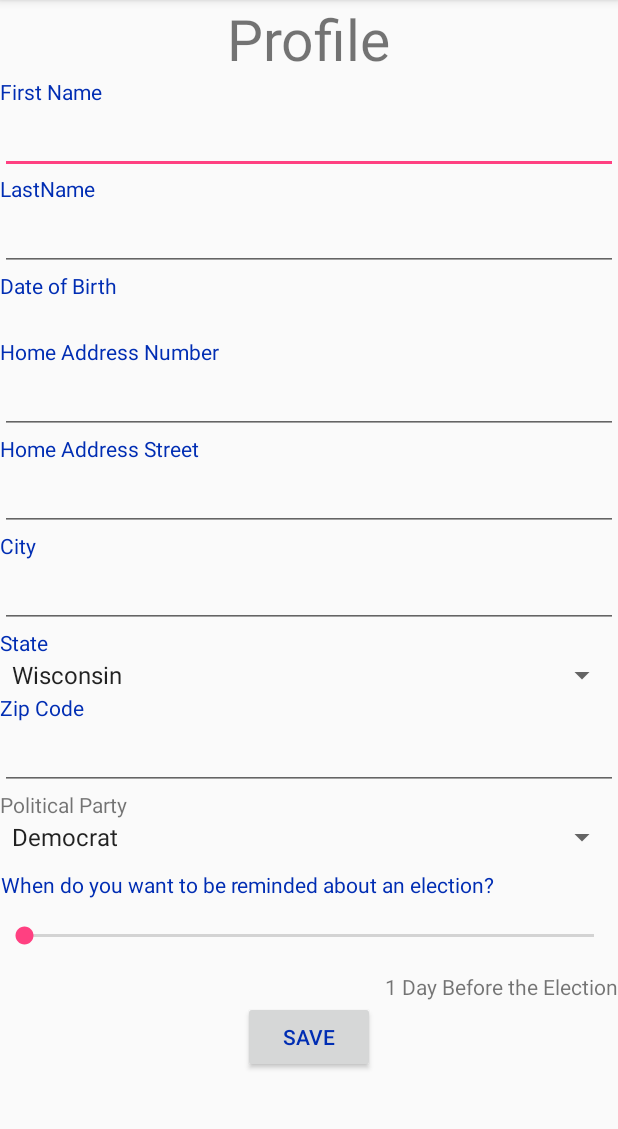
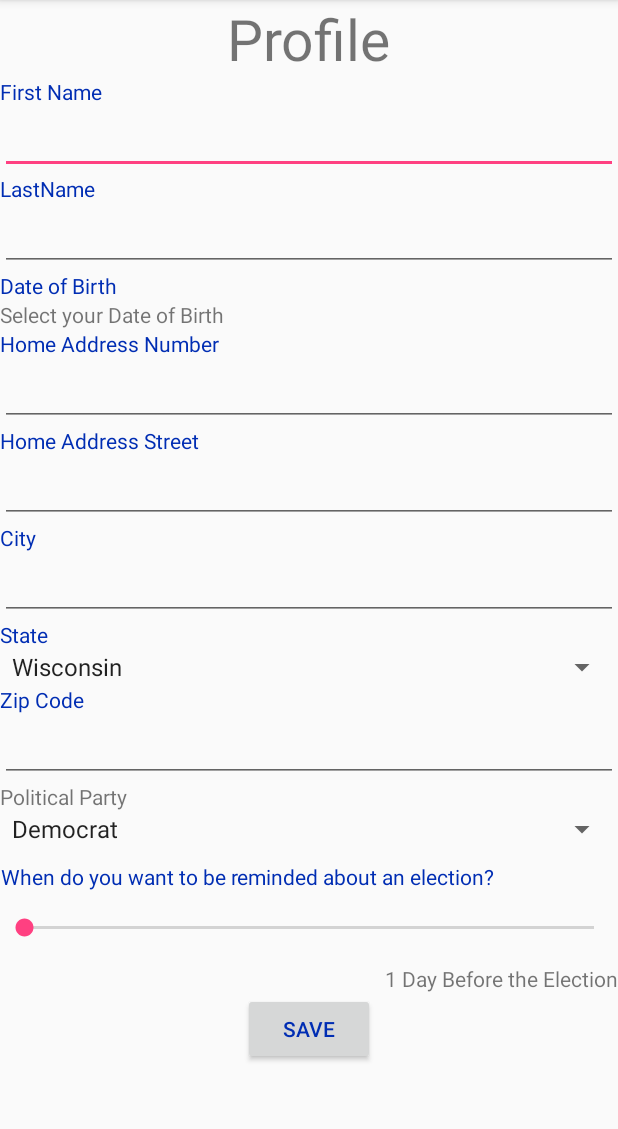
Before and after one commit to Phunkenstein/votair, an Android app: the fragment ProfileFragment shown on its own in the app's theme, on a phone screen of 412 x 824 dp, the part 84-1213 px from its top. Run offline under Robolectric (Android 15) with nearby library versions, the phone set to English and light mode, and no system bars; libraries missing offline, so code that uses them is left out: com.google.api.client; 2 statements that could not run were skipped.

Commit message:
Date Picker Dialog Spinner

```diff
--- a/app/src/main/java/com/montedigorno/votair/MainActivity.java
+++ b/app/src/main/java/com/montedigorno/votair/MainActivity.java
@@ -156,4 +156,9 @@ public class MainActivity extends AppCompatActivity {
             return null;
         }
     }
+
+    public void showDatePickerDialog(View v) {
+        DatePickerFragment newFragment = new DatePickerFragment();
+        newFragment.show(getSupportFragmentManager(), "datePicker");
+    }
 }
--- a/app/src/main/java/com/montedigorno/votair/ProfileFragment.java
+++ b/app/src/main/java/com/montedigorno/votair/ProfileFragment.java
@@ -1,5 +1,7 @@
 package com.montedigorno.votair;
 
+import android.app.Dialog;
+import android.app.DialogFragment;
 import android.content.Context;
 import android.content.SharedPreferences;
 import android.net.Uri;
@@ -223,6 +225,11 @@ public class ProfileFragment extends Fragment implements AdapterView.OnItemSelec
 
     }
 
+    public void showDatePickerDialog(View v) {
+        DatePickerFragment newFragment = new DatePickerFragment();
+        newFragment.show(getActivity().getSupportFragmentManager(), "datePicker");
+    }
+
     public class SaveProfileTask extends AsyncTask<ProfileModel, Void, Boolean> {
         private Request reqService = null;
 
@@ -300,7 +307,7 @@ public class ProfileFragment extends Fragment implements AdapterView.OnItemSelec
             profileModel = model;
             TextView firstName= (TextView)profView.findViewById(R.id.firstNameid);
             TextView lastName = (TextView)profView.findViewById(R.id.lastNameid);
-            TextView dateOfBirth = (TextView)profView.findViewById(R.id.dateOfBirthid);
+            TextView dateOfBirth = (TextView)profView.findViewById(R.id.dobID);
             TextView homeNo = (TextView)profView.findViewById(R.id.houseNumberId);
             TextView homeSt = (TextView)profView.findViewById(R.id.homeAddressStreetId);
 
--- a/app/src/main/res/layout/fragment_profile.xml
+++ b/app/src/main/res/layout/fragment_profile.xml
@@ -60,13 +60,12 @@
             android:textColor="#002db3"/>
 
         <TextView
-            android:layout_width="match_parent"
+            android:layout_width="wrap_content"
             android:layout_height="wrap_content"
-            android:inputType="date"
-            android:textAppearance="?android:attr/textAppearanceMedium"
-            android:ems="10"
-            android:id="@+id/dateOfBirthid"
-            android:layout_gravity="center_horizontal" />
+            android:textAppearance="?android:attr/textAppearanceSmall"
+            android:id="@+id/dobID"
+            android:text="Select your Date of Birth"
+            android:onClick="showDatePickerDialog"/>
 
         <TextView
             android:layout_width="wrap_content"
--- a/app/src/main/res/values-v21/styles.xml
+++ b/app/src/main/res/values-v21/styles.xml
@@ -6,4 +6,20 @@
         <item name="android:windowDrawsSystemBarBackgrounds">true</item>
         <item name="android:statusBarColor">@android:color/transparent</item>
     </style>
+
+    <style name="MyAppTheme" parent="android:Theme.Material">
+        <item name="android:dialogTheme">@style/MyDialogTheme</item>
+        <item name="android:datePickerStyle">@style/MyDatePicker</item>
+    </style>
+
+    <style name="MyDialogTheme" parent="android:Theme.Material.Dialog">
+        <item name="android:datePickerStyle">@style/MyDatePicker</item>
+    </style>
+
+    <style name="MyDatePicker">
+        <item name="android:datePickerMode">spinner</item>
+    </style>
+
+
+
 </resources>
--- a/app/src/main/res/values/styles.xml
+++ b/app/src/main/res/values/styles.xml
@@ -6,6 +6,8 @@
         <item name="colorPrimary">@color/colorPrimary</item>
         <item name="colorPrimaryDark">@color/colorPrimaryDark</item>
         <item name="colorAccent">@color/colorAccent</item>
+        <item name="android:dialogTheme">@style/MyDialogTheme</item>
+        <item name="android:datePickerStyle">@style/MyDatePicker</item>
     </style>
 
     <style name="AppTheme.NoActionBar">
@@ -17,4 +19,9 @@
 
     <style name="AppTheme.PopupOverlay" parent="ThemeOverlay.AppCompat.Light" />
 
+    <style name="MyDialogTheme">
+        <item name="android:datePickerStyle">@style/MyDatePicker</item>
+    </style>
+
+
 </resources>
```
Also changed, not shown: app/src/main/java/com/montedigorno/votair/DatePickerFragment.java (+4 -24 lines), app/src/main/res/layout/fragment_date_picker.xml (deleted, +0 -13 lines).
